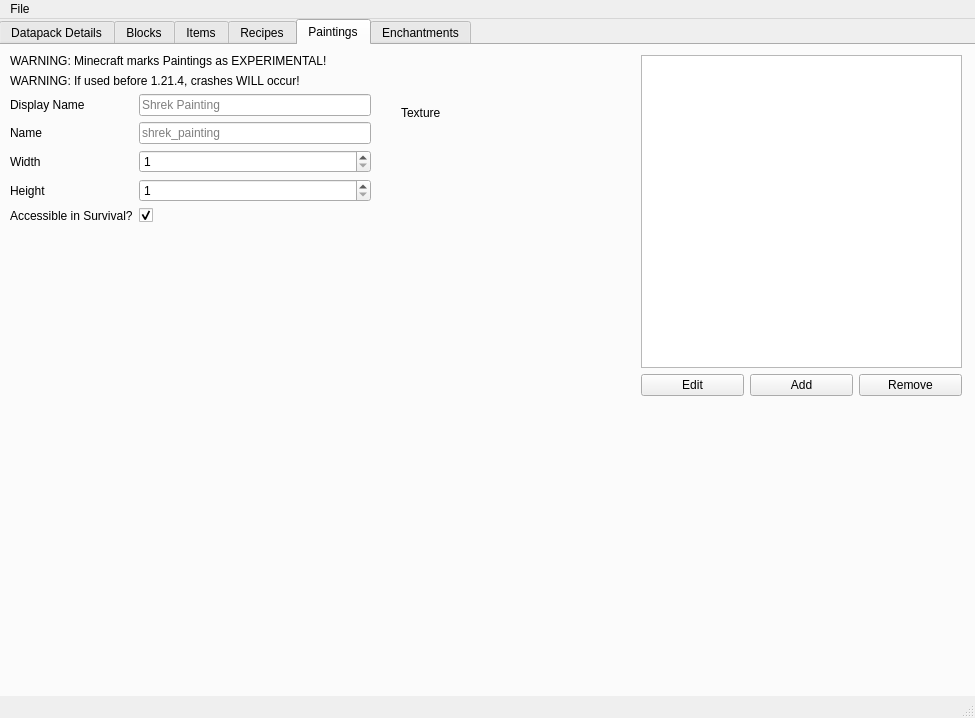
Before: the Qt Designer form lib/ui.ui in Faith-and-Code-Technologies/mDirt, drawn with Qt 5.
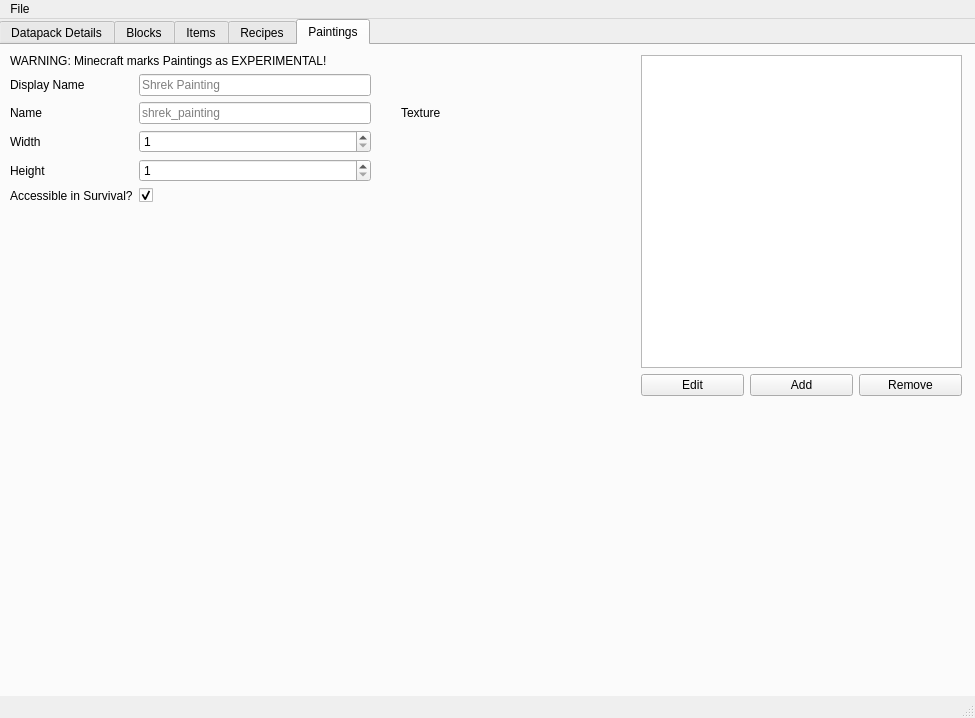
After: the same form once the commit is applied. The open tabs and pages were chosen to show the change.

```diff
--- a/lib/ui.ui
+++ b/lib/ui.ui
@@ -1676,14 +1676,21 @@
        </rect>
       </property>
       <layout class="QFormLayout" name="formLayout_4">
-       <item row="2" column="0">
+       <item row="0" column="0" colspan="2">
+        <widget class="QLabel" name="label_8">
+         <property name="text">
+          <string>WARNING: Minecraft marks Paintings as EXPERIMENTAL!</string>
+         </property>
+        </widget>
+       </item>
+       <item row="1" column="0">
         <widget class="QLabel" name="paintingDisplayNameLabel">
          <property name="text">
           <string>Display Name</string>
          </property>
         </widget>
        </item>
-       <item row="2" column="1">
+       <item row="1" column="1">
         <widget class="QLineEdit" name="paintingDisplayName">
          <property name="toolTip">
           <string>&lt;html&gt;&lt;head/&gt;&lt;body&gt;&lt;p&gt;The name of the painting your game recognizes.&lt;/p&gt;&lt;/body&gt;&lt;/html&gt;</string>
@@ -1693,14 +1700,14 @@
          </property>
         </widget>
        </item>
-       <item row="3" column="0">
+       <item row="2" column="0">
         <widget class="QLabel" name="paintingNameLabel">
          <property name="text">
           <string>Name</string>
          </property>
         </widget>
        </item>
-       <item row="3" column="1">
+       <item row="2" column="1">
         <widget class="QLineEdit" name="paintingName">
          <property name="toolTip">
           <string>&lt;html&gt;&lt;head/&gt;&lt;body&gt;&lt;p&gt;The name of the painting your game recognizes.&lt;/p&gt;&lt;/body&gt;&lt;/html&gt;</string>
@@ -1710,14 +1717,14 @@
          </property>
         </widget>
        </item>
-       <item row="4" column="0">
+       <item row="3" column="0">
         <widget class="QLabel" name="paintingWidthLabel">
          <property name="text">
           <string>Width</string>
          </property>
         </widget>
        </item>
-       <item row="4" column="1">
+       <item row="3" column="1">
         <widget class="QSpinBox" name="paintingWidth">
          <property name="toolTip">
           <string>&lt;html&gt;&lt;head/&gt;&lt;body&gt;&lt;p&gt;The width in blocks your painting will be.&lt;/p&gt;&lt;/body&gt;&lt;/html&gt;</string>
@@ -1730,14 +1737,14 @@
          </property>
         </widget>
        </item>
-       <item row="5" column="0">
+       <item row="4" column="0">
         <widget class="QLabel" name="paintingHeightLabel">
          <property name="text">
           <string>Height</string>
          </property>
         </widget>
        </item>
-       <item row="5" column="1">
+       <item row="4" column="1">
         <widget class="QSpinBox" name="paintingHeight">
          <property name="toolTip">
           <string>&lt;html&gt;&lt;head/&gt;&lt;body&gt;&lt;p&gt;The height in blocks your painting will be.&lt;/p&gt;&lt;/body&gt;&lt;/html&gt;</string>
@@ -1750,14 +1757,14 @@
          </property>
         </widget>
        </item>
-       <item row="6" column="0">
+       <item row="5" column="0">
         <widget class="QLabel" name="paintingPlaceableLabel">
          <property name="text">
           <string>Accessible in Survival?</string>
          </property>
         </widget>
        </item>
-       <item row="6" column="1">
+       <item row="5" column="1">
         <widget class="QCheckBox" name="paintingPlaceable">
          <property name="toolTip">
           <string>&lt;html&gt;&lt;head/&gt;&lt;body&gt;&lt;p&gt;Whether or not you can use the painting in Survival mode. Should almost always be True.&lt;/p&gt;&lt;/body&gt;&lt;/html&gt;</string>
@@ -1770,20 +1777,6 @@
          </property>
         </widget>
        </item>
-       <item row="0" column="0" colspan="2">
-        <widget class="QLabel" name="label_8">
-         <property name="text">
-          <string>WARNING: Minecraft marks Paintings as EXPERIMENTAL!</string>
-         </property>
-        </widget>
-       </item>
-       <item row="1" column="0" colspan="2">
-        <widget class="QLabel" name="label_9">
-         <property name="text">
-          <string>WARNING: If used before 1.21.4, crashes WILL occur!</string>
-         </property>
-        </widget>
-       </item>
       </layout>
      </widget>
      <widget class="QPushButton" name="paintingTextureButton">
@@ -1837,24 +1830,6 @@
      <zorder>paintingTextureLabel</zorder>
      <zorder>paintingTextureButton</zorder>
     </widget>
-    <widget class="QWidget" name="enchantmentTab">
-     <attribute name="title">
-      <string>Enchantments</string>
-     </attribute>
-     <widget class="QLabel" name="label_7">
-      <property name="geometry">
-       <rect>
-        <x>410</x>
-        <y>240</y>
-        <width>201</width>
-        <height>61</height>
-       </rect>
-      </property>
-      <property name="text">
-       <string>Coming Soon!</string>
-      </property>
-     </widget>
-    </widget>
    </widget>
   </widget>
   <widget class="QMenuBar" name="menubar">
```
